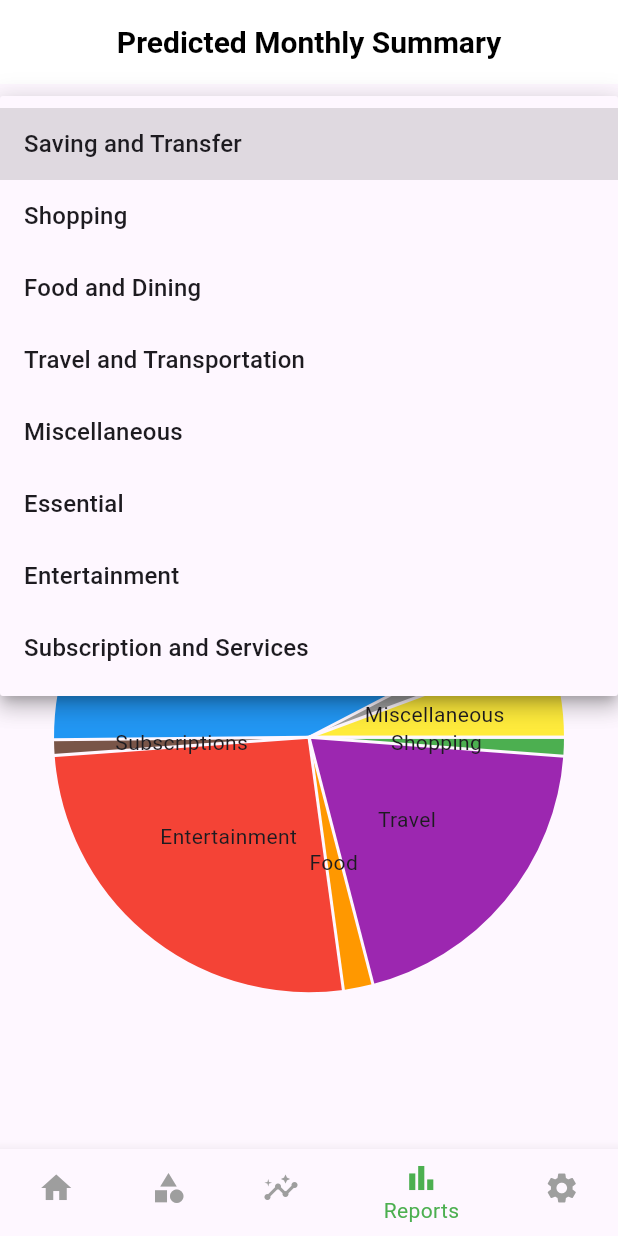
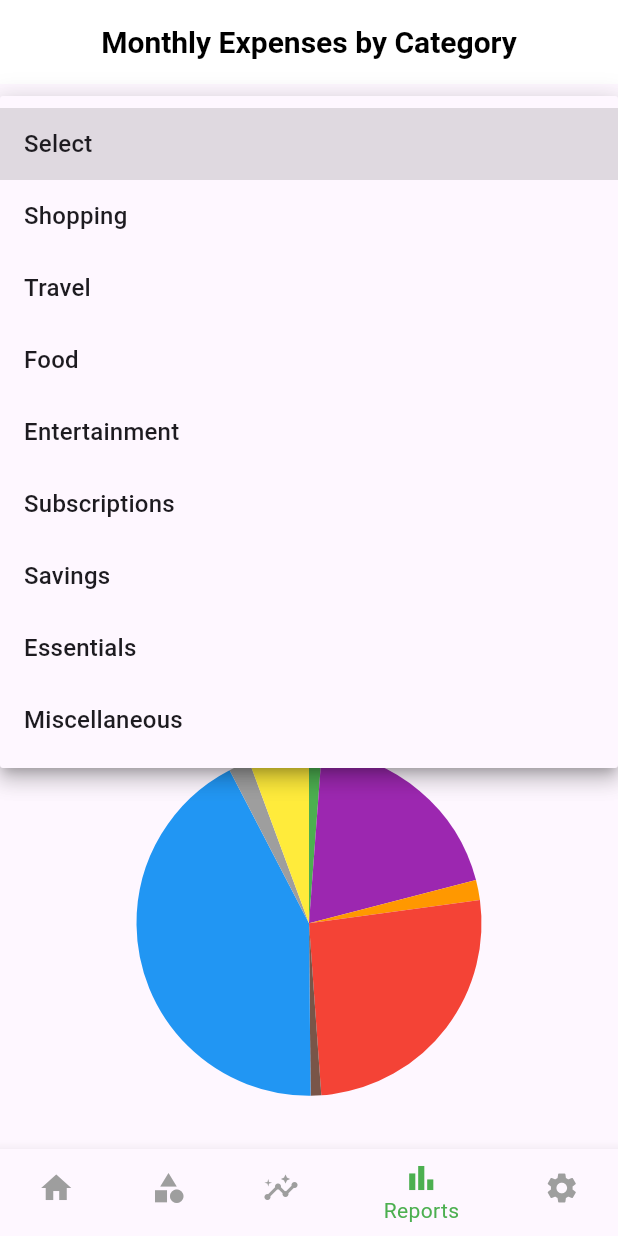
Before and after one commit to PrishaAnand04/SmartCashFlowManager_frontend, a Flutter app: the CategoriesPage screen opened directly, item 4 of the bottom bar chosen, after a tap on "Select", on a phone screen of 412 x 824 dp. Run offline on Flutter 3.47's test engine with Material 3 defaults, Android fonts, the phone set to English and light mode, and no system bars; drawn by our look-alikes of fl_chart; our stand-ins replace local_auth, logger, permission_handler.

Commit message:
UI update of graphs and charts

```diff
--- a/lib/categories_page.dart
+++ b/lib/categories_page.dart
@@ -1,28 +1,16 @@
 import 'package:flutter/material.dart';
-import 'package:fl_chart/fl_chart.dart'; // For charts
+import 'package:fl_chart/fl_chart.dart';
 import 'home_page.dart';
 import 'ai_recommendation.dart';
 import 'monthly_summary.dart';
 import 'settings.dart';
 
-
 class CategoriesPage extends StatelessWidget {
-  final List<String> categories = [
-    'Saving and Transfer',
-    'Shopping',
-    'Food and Dining',
-    'Travel and Transportation',
-    'Miscellaneous',
-    'Essential',
-    'Entertainment',
-    'Subscription and Services'
-  ];
-
   @override
   Widget build(BuildContext context) {
     return Scaffold(
       appBar: AppBar(
-        title: Text('Categories'),
+        title: Text('Monthly Expenses'),
         backgroundColor: Colors.white,
         elevation: 0,
         centerTitle: true,
@@ -38,44 +26,12 @@ class CategoriesPage extends StatelessWidget {
         child: Column(
           crossAxisAlignment: CrossAxisAlignment.start,
           children: [
-            DropdownButton<String>(
-              items: categories
-                  .map(
-                    (category) => DropdownMenuItem<String>(
-                  value: category,
-                  child: Text(
-                    category,
-                    style: TextStyle(
-                      color: Colors.black.withOpacity(0.7),
-                      fontSize: 16,
-                    ),
-                  ),
-                ),
-              )
-                  .toList(),
-              onChanged: (value) {
-                // Handle dropdown selection
-              },
-              hint: Text(
-                "Select",
-                style: TextStyle(
-                  color: Colors.grey,
-                  fontSize: 16,
-                ),
-              ),
-              isExpanded: true,
-              underline: Container(
-                height: 1,
-                color: Colors.grey.shade300,
-              ),
-              dropdownColor: Colors.grey.shade100,
-            ),
-            SizedBox(height: 16),
+            // Removed DropdownButton
             Text(
               "Total Spent: ₹10,500",
               style: TextStyle(fontSize: 18, fontWeight: FontWeight.bold),
             ),
-            SizedBox(height: 4),
+            SizedBox(height: 8), // Reduced spacing
             Text(
               "Most spending on essentials",
               style: TextStyle(fontSize: 14, color: Colors.grey),
@@ -90,22 +46,29 @@ class CategoriesPage extends StatelessWidget {
               "Total Expense: ₹15,000",
               style: TextStyle(fontSize: 16, fontWeight: FontWeight.bold),
             ),
-            SizedBox(height: 32), // Spacing before the line graph
+            SizedBox(height: 24), // Adjusted spacing
             Expanded(
               child: LineChart(
                 LineChartData(
                   gridData: FlGridData(show: true),
                   titlesData: FlTitlesData(
+                    topTitles: AxisTitles(sideTitles: SideTitles(showTitles: false)),
                     leftTitles: AxisTitles(
                       sideTitles: SideTitles(showTitles: true),
                     ),
+                    rightTitles: AxisTitles(sideTitles: SideTitles(showTitles: false)),
                     bottomTitles: AxisTitles(
                       sideTitles: SideTitles(
                         showTitles: true,
                         getTitlesWidget: (value, meta) {
                           const labels = ['Jan', 'Feb', 'Mar', 'Apr', 'May'];
-                          return Text(labels[value.toInt()]);
+                          if(value%1==0){
+                            return Text((labels[value.toInt()]));
+                          }
+                          return const SizedBox.shrink();
                         },
+                        interval: 1,
+                        reservedSize: 30,
                       ),
                     ),
                   ),
@@ -113,7 +76,7 @@ class CategoriesPage extends StatelessWidget {
                   minX: 0,
                   maxX: 4,
                   minY: 0,
-                  maxY: 10,
+                  maxY: 9,
                   lineBarsData: [
                     LineChartBarData(
                       spots: [
@@ -141,7 +104,7 @@ class CategoriesPage extends StatelessWidget {
       bottomNavigationBar: BottomNavigationBar(
         selectedItemColor: Colors.green,
         unselectedItemColor: Colors.grey,
-        currentIndex: 1, // Highlight Categories tab
+        currentIndex: 1,
         onTap: (int index) {
           if (index == 0) {
             Navigator.push(
@@ -173,8 +136,6 @@ class CategoriesPage extends StatelessWidget {
               MaterialPageRoute(builder: (context) => SettingsPage()),
             );
           }
-
-
         },
         items: const [
           BottomNavigationBarItem(
--- a/lib/home_page.dart
+++ b/lib/home_page.dart
@@ -196,6 +196,9 @@ class _HomePageState extends State<HomePage> {
                       ),
                     ],
                     titlesData: FlTitlesData(
+                      topTitles: AxisTitles(
+                        sideTitles: SideTitles(showTitles: false),
+                      ),
                       leftTitles: AxisTitles(
                           sideTitles: SideTitles(showTitles: true,reservedSize: 30)),
                       bottomTitles: AxisTitles(
@@ -205,7 +208,7 @@ class _HomePageState extends State<HomePage> {
                           getTitlesWidget: (double value, TitleMeta meta) {
                             const categories = ['Saving', 'Shopping', 'Food', 'Travel', 'Misc.', 'Essential', 'Lifestyle', 'Subscription'];
                             return Padding(
-                              padding: EdgeInsets.only(top: 8.0),
+                              padding: const EdgeInsets.only(top:8.0),
                               child: Transform.rotate(angle: -0.5,
                                 child: Text(
                                   categories[value.toInt()],
--- a/lib/monthly_summary.dart
+++ b/lib/monthly_summary.dart
@@ -5,21 +5,64 @@ import 'categories_page.dart';
 import 'ai_recommendation.dart';
 import 'settings.dart';
 
-class MonthlySummaryPage extends StatelessWidget {
+class MonthlySummaryPage extends StatefulWidget {
+  @override
+  _MonthlySummaryPageState createState() => _MonthlySummaryPageState();
+}
+
+class _MonthlySummaryPageState extends State<MonthlySummaryPage> {
+  String? selectedCategory;
+  final Map<String, Color> categoryColors = {
+    'Shopping': Colors.green,
+    'Travel': Colors.purple,
+    'Food': Colors.orange,
+    'Entertainment': Colors.red,
+    'Subscriptions': Colors.brown,
+    'Savings': Colors.blue,
+    'Essentials': Colors.grey,
+    'Miscellaneous': Colors.yellow,
+  };
+
+  List<PieChartSectionData> getSections() {
+    return categoryColors.keys.map((category) {
+      final isSelected = selectedCategory == null || selectedCategory == category;
+      return PieChartSectionData(
+        value: _getValueForCategory(category),
+        title: '',
+        color: isSelected ? categoryColors[category] : categoryColors[category]!.withOpacity(0.2),
+        radius: isSelected ? 115 : 110,
+      );
+    }).toList();
+  }
+
+  double _getValueForCategory(String category) {
+    switch (category) {
+      case 'Shopping': return 12;
+      case 'Travel': return 200;
+      case 'Food': return 19;
+      case 'Entertainment': return 263;
+      case 'Subscriptions': return 10;
+      case 'Savings': return 430;
+      case 'Essentials': return 20;
+      case 'Miscellaneous': return 57;
+      default: return 0;
+    }
+  }
+
   @override
   Widget build(BuildContext context) {
     return Scaffold(
       appBar: AppBar(
-        title: Text('Predicted Monthly Summary'),
+        title: Text('Monthly Expenses by Category'),
         backgroundColor: Colors.white,
         elevation: 0,
         centerTitle: true,
+        automaticallyImplyLeading: false,
         titleTextStyle: TextStyle(
           fontSize: 20,
           fontWeight: FontWeight.bold,
           color: Colors.black,
         ),
-        automaticallyImplyLeading: false, // Removed back arrow
       ),
       body: Padding(
         padding: const EdgeInsets.all(16.0),
@@ -27,96 +70,87 @@ class MonthlySummaryPage extends StatelessWidget {
           crossAxisAlignment: CrossAxisAlignment.start,
           children: [
             DropdownButton<String>(
-              items: ['Saving and Transfer', 'Shopping', 'Food and Dining', 'Travel and Transportation', 'Miscellaneous', 'Essential', 'Entertainment', 'Subscription and Services']
-                  .map((category) => DropdownMenuItem<String>(
+              items: [
+                DropdownMenuItem(
+                  value: null,
+                  child: Text('Select'),
+                ),
+                ...categoryColors.keys.map((category) => DropdownMenuItem(
                   value: category,
                   child: Text(category),
                 ))
-                  .toList(),
-              onChanged: (value) {},
-              hint: Text('Select'),
+              ],
+              onChanged: (value) => setState(() => selectedCategory = value),
+              value: selectedCategory,
+              hint: Text('Select Category'),
               isExpanded: true,
-              underline: Container(
-                height: 1,
-                color: Colors.grey.shade300,
+              underline: Container(height: 1, color: Colors.grey.shade300),
+            ),
+            // ... Rest of the body remains unchanged
+            SizedBox(height: 20),
+            Column(
+              crossAxisAlignment: CrossAxisAlignment.start,
+              children: [
+                Text(
+                  "Largest Expense: ₹5,000 on Essentials",
+                  style: TextStyle(fontSize: 16, fontWeight: FontWeight.w500),
+                ),
+                SizedBox(height: 8),
+                Text(
+                  "You've saved ₹10,000 more this month than last.",
+                  style: TextStyle(fontSize: 14, color: Colors.grey.shade600),
+                ),
+              ],
+            ),
+            SizedBox(height: 20),
+            Container(
+              padding: EdgeInsets.all(12),
+              decoration: BoxDecoration(
+                color: Colors.grey.shade50,
+                borderRadius: BorderRadius.circular(20),
+                border: Border.all(color: Colors.grey.shade200),
+              ),
+              child: Column(
+                children: categoryColors.entries.map((entry) => Padding(
+                  padding: const EdgeInsets.symmetric(vertical: 4),
+                  child: Row(
+                    children: [
+                      Container(
+                        width: 20,
+                        height: 20,
+                        decoration: BoxDecoration(
+                          color: entry.value,
+                          shape: BoxShape.circle,
                         ),
                       ),
-            SizedBox(height: 16),
-            Text(
-              "Largest Expense: ₹5,000 on Essentials",
-              style: TextStyle(fontSize: 18, fontWeight: FontWeight.bold),
+                      SizedBox(width: 8),
+                      Text(entry.key, style: TextStyle(fontSize: 12)),
+                    ],
                   ),
-            SizedBox(height: 16),
-            Text(
-              "You've saved ₹10,000 more this month than last.",
-              style: TextStyle(fontSize: 16),
+                )).toList(),
               ),
-            SizedBox(height: 32),
+            ),
+            SizedBox(height: 20),
             Expanded(
+              child: Center(
                 child: PieChart(
                   PieChartData(
-                  sections: [
-                    PieChartSectionData(
-                      value: 12, // Corresponds to "Shopping"
-                      title: 'Shopping',
-                      color: Colors.green,
-                      radius: 170,
+                    sections: getSections(),
+                    sectionsSpace: 0,
+                    centerSpaceRadius: 0,
+                    startDegreeOffset: -90,
                   ),
-                    PieChartSectionData(
-                      value: 200, // Corresponds to "Travel"
-                      title: 'Travel',
-                      color: Colors.purple,
-                      radius: 170,
                 ),
-                    PieChartSectionData(
-                      value: 19, // Corresponds to "Food"
-                      title: 'Food',
-                      color: Colors.orange,
-                      radius: 170,
               ),
-                    PieChartSectionData(
-                      value: 263, // Extra Data Point from LineChart
-                      title: 'Entertainment',
-                      color: Colors.red,
-                      radius: 170,
-                    ),
-                    PieChartSectionData(
-                      value: 10, // Extra Data Point from LineChart
-                      title: 'Subscriptions',
-                      color: Colors.brown,
-                      radius: 170,
-                    ),
-                    PieChartSectionData(
-                      value: 430, // Extra Data Point from LineChart
-                      title: 'Savings',
-                      color: Colors.blue,
-                      radius: 170,
-                    ),
-                    PieChartSectionData(
-                      value: 20, // Extra Data Point from LineChart
-                      title: 'Essentials',
-                      color: Colors.grey,
-                      radius: 170,
-                    ),
-                    PieChartSectionData(
-                      value: 57, // Extra Data Point from LineChart
-                      title: 'Miscellaneous',
-                      color: Colors.yellow,
-                      radius: 170,
-                    ),
-                  ],
-                  sectionsSpace: 2, // Space between pie sections
-                  centerSpaceRadius: 0, // Center empty space
-                ), // PieChartData ends here
-              ), // PieChart ends here
             ),
           ],
         ),
       ),
       bottomNavigationBar: BottomNavigationBar(
+        // ... Bottom navigation bar remains unchanged
         selectedItemColor: Colors.green,
         unselectedItemColor: Colors.grey,
-        currentIndex: 3, // Highlight Reports tab
+        currentIndex: 3,
         onTap: (int index) {
           if (index == 0) {
             Navigator.pushReplacement(
```
Lines whose indentation alone changed are shown as unchanged.
